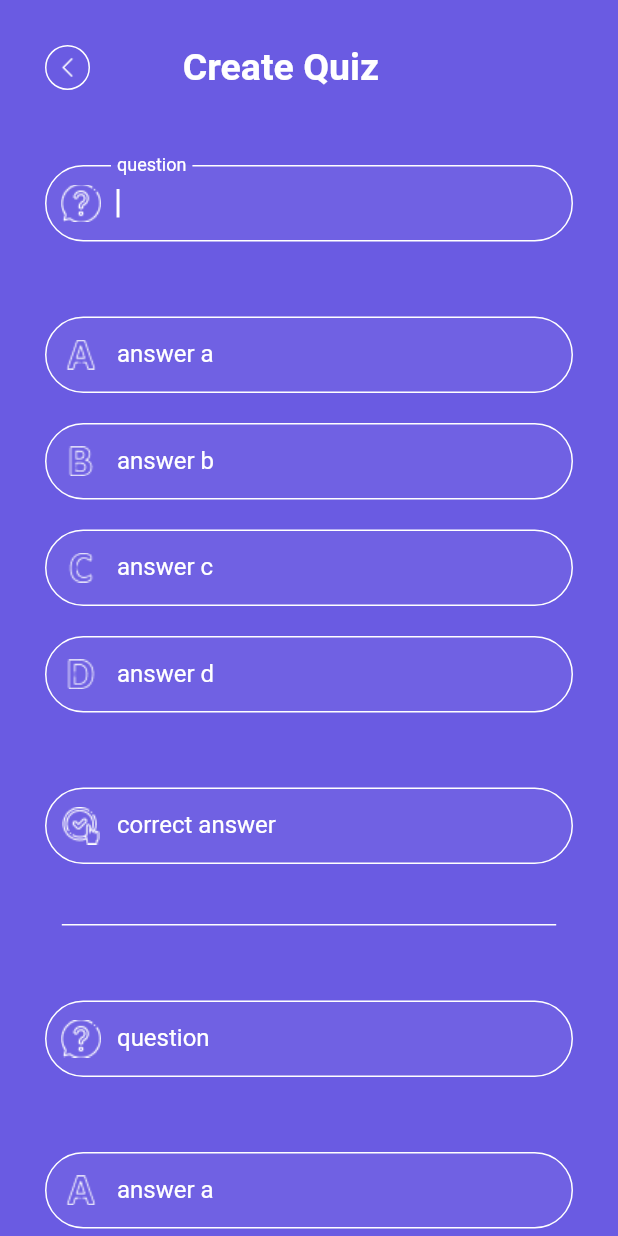
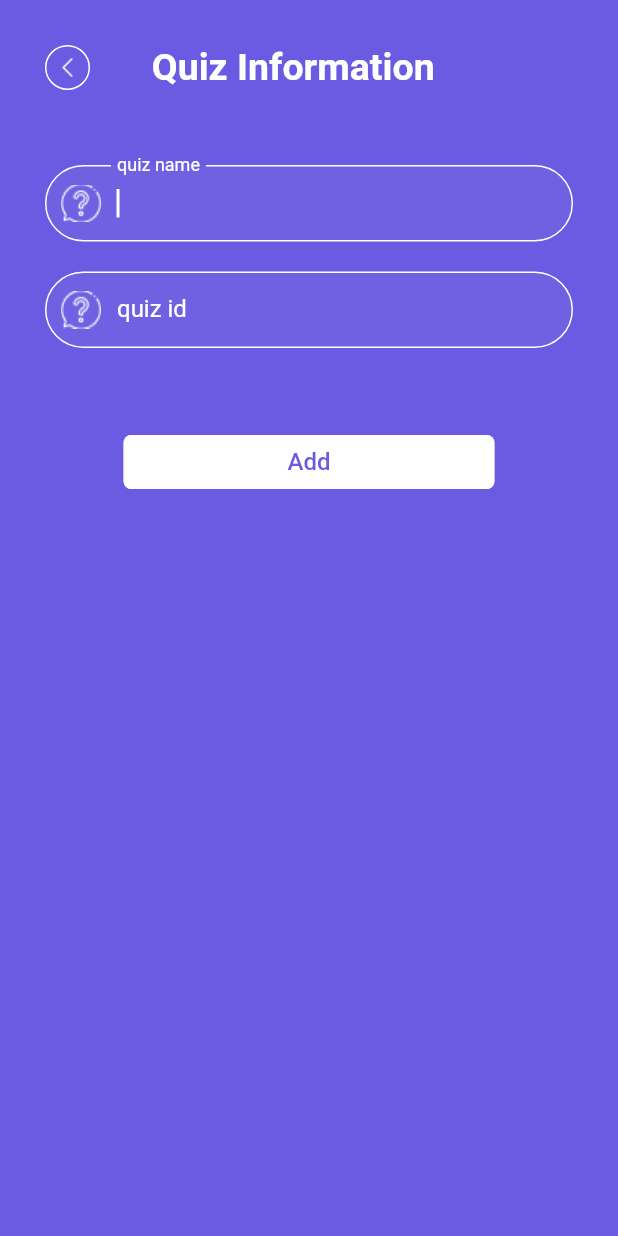
Before and after one commit to Version002/questionnaire, a Flutter app: the screen it shows once a user with an empty profile is signed in, after a tap on "Creating Quiz", on a phone screen of 412 x 824 dp. Run offline on Flutter 3.47's test engine with Material 2 defaults, Android fonts, the phone set to English and light mode, and no system bars; our stand-ins replace cloud_firestore, email_validator, firebase_auth, firebase_core; accounts and stored records are empty.

Commit message:
retrieve data

```diff
--- a/lib/homescreen.dart
+++ b/lib/homescreen.dart
@@ -1,5 +1,6 @@
 import 'package:firebase_auth/firebase_auth.dart';
 import 'package:flutter/material.dart';
+import 'package:questionnaire/screen/AddingQuizScreen.dart';
 import 'package:questionnaire/screen/CreatingQuizScreen.dart';
 import 'package:questionnaire/screen/ReportingScreen.dart';
 import 'package:questionnaire/widget/text/BlackText.dart';
@@ -47,7 +48,7 @@ class _HomeScreenState extends State<HomeScreen> {
                 Navigator.push(
                     context,
                     MaterialPageRoute(
-                        builder: (context) => CreatingQuizScreen()));
+                        builder: (context) => AddingQuizScreen()));
               },
               child: Stack(
                 children: [
--- /dev/null
+++ b/lib/screen/AddingQuizScreen.dart
@@ -0,0 +1,135 @@
+import 'package:cloud_firestore/cloud_firestore.dart';
+import 'package:flutter/material.dart';
+import 'package:flutter/src/foundation/key.dart';
+import 'package:flutter/src/widgets/framework.dart';
+import 'package:questionnaire/screen/CreatingQuizScreen.dart';
+import 'package:questionnaire/widget/RSTextFormField.dart';
+import 'package:questionnaire/widget/text/WhiteText.dart';
+
+import '../style/app_color.dart';
+
+class AddingQuizScreen extends StatefulWidget {
+  const AddingQuizScreen({Key? key}) : super(key: key);
+
+  @override
+  State<AddingQuizScreen> createState() => _AddingQuizScreenState();
+}
+
+class _AddingQuizScreenState extends State<AddingQuizScreen> {
+  final quizNameController = TextEditingController();
+  final quizIdController = TextEditingController();
+
+  @override
+  Widget build(BuildContext context) {
+    Future retrieveData() async {
+      var collection = FirebaseFirestore.instance.collection('teacher');
+      var docSnapshot = await collection.doc('6kGiQ6ClblmZ8EwqNpU6').get();
+      if (docSnapshot.exists) {
+        // final data = docSnapshot.data();
+        Map<String, dynamic>? data = docSnapshot.data();
+        if(data?['quiz']==null) {
+          print('true');
+        }
+        // var value = data?['some_field']; // <-- The value you want to retrieve.
+        // Call setState if needed.
+
+      }
+      print(docSnapshot.data());
+    }
+
+    return Scaffold(
+      backgroundColor: cPrimary,
+      body: Padding(
+        padding: const EdgeInsets.all(30.0),
+        child: Column(
+          children: [
+            Row(
+              children: [
+                GestureDetector(
+                  onTap: () => Navigator.pop(context),
+                  child: Container(
+                    width: 30,
+                    height: 30,
+                    decoration: BoxDecoration(
+                        color: cPrimary,
+                        borderRadius: BorderRadius.circular(120),
+                        border: Border.all(color: Colors.white)),
+                    child: Center(
+                      child: Image.asset(
+                        'assets/backward_icon.png',
+                        height: 18,
+                        width: 18,
+                        fit: BoxFit.fitWidth,
+                      ),
+                    ),
+                  ),
+                ),
+                SizedBox(
+                  width: MediaQuery.of(context).size.width * 0.1,
+                ),
+                WhiteText(
+                    text: 'Quiz Information',
+                    fontWeight: FontWeight.bold,
+                    size: 25),
+              ],
+            ),
+            SizedBox(
+              height: 50,
+            ),
+            RSTextFormField(
+              controller: quizNameController,
+              mainColor: Colors.white,
+              textColor: Colors.white,
+              // controller: state.firstname,
+              labelText: 'quiz name',
+              prefixIcon: Image.asset(
+                'assets/question_icon.png',
+                height: 12,
+                width: 12,
+              ),
+              labelTextStyle: TextStyle(color: Colors.white, fontSize: 16),
+            ),
+            RSTextFormField(
+              controller: quizIdController,
+              mainColor: Colors.white,
+              textColor: Colors.white,
+              // controller: state.firstname,
+              labelText: 'quiz id',
+              prefixIcon: Image.asset(
+                'assets/question_icon.png',
+                height: 12,
+                width: 12,
+              ),
+              labelTextStyle: TextStyle(color: Colors.white, fontSize: 16),
+            ),
+            Padding(
+              padding: const EdgeInsets.only(top: 32.0),
+              child: SizedBox(
+                width: MediaQuery.of(context).size.width * 0.6,
+                child: TextButton(
+                  onPressed: retrieveData,
+                  child: const Text(
+                    "Add",
+                    style: TextStyle(fontSize: 16, color: cPrimary),
+                  ),
+                  style: ButtonStyle(
+                    backgroundColor: MaterialStateProperty.all(
+                        const Color.fromARGB(255, 255, 255, 255)),
+                    foregroundColor: MaterialStateProperty.all(cPrimary),
+                    shape: MaterialStateProperty.all(
+                        const RoundedRectangleBorder(
+                            borderRadius:
+                                BorderRadius.all(Radius.circular(5.0)),
+                            side: BorderSide(
+                              color: Colors.white,
+                            ))),
+                  ),
+                ),
+              ),
+            )
+          ],
+        ),
+      ),
+    );
+  }
+}
```
